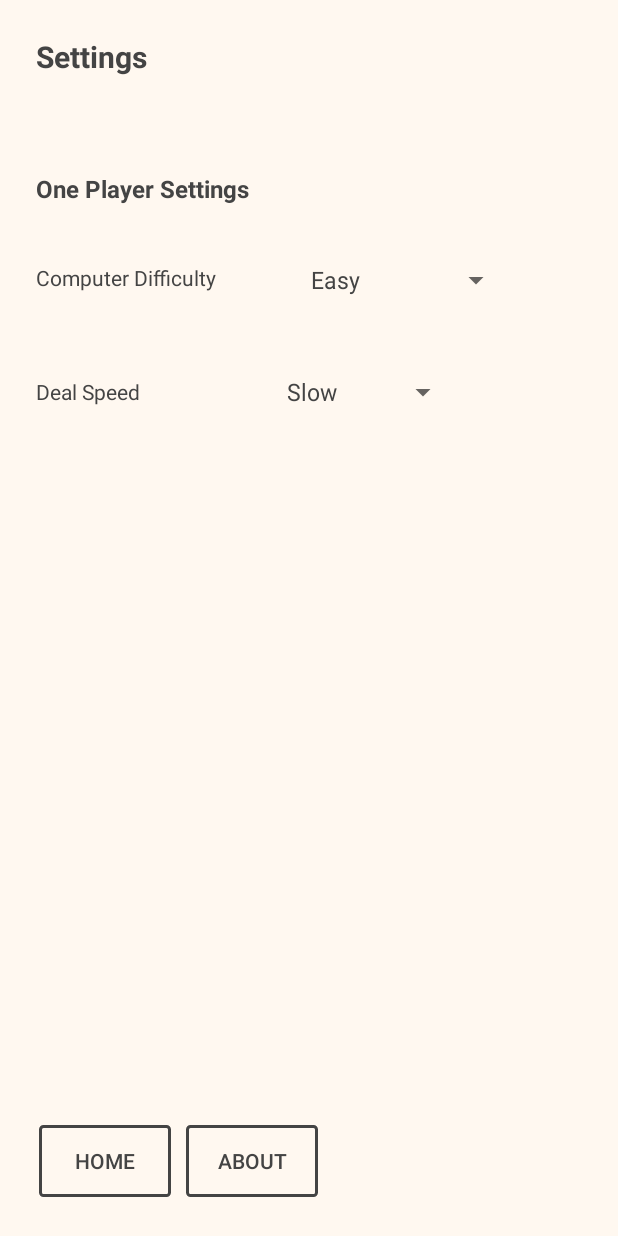
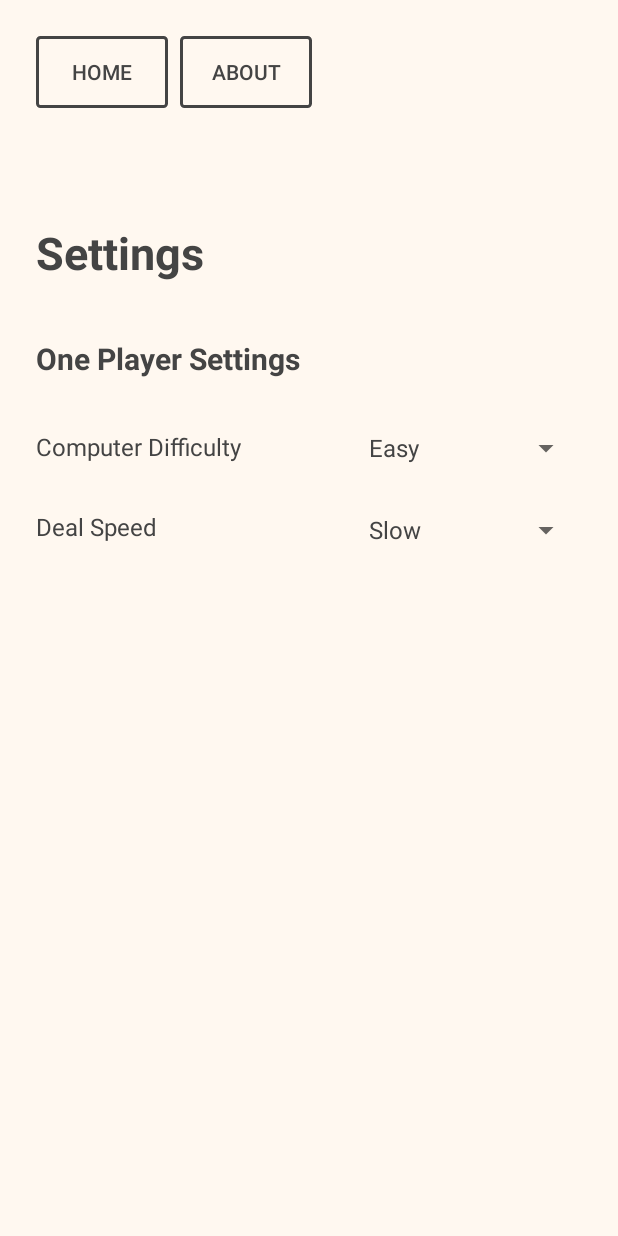
Before and after one commit to loafyyy/egyptian-rat-screw-android, an Android app: the SettingsActivity screen opened directly, with no data from a screen before it, on a phone screen of 412 x 824 dp. Run offline under Robolectric (Android 15) with nearby library versions, the phone set to English and light mode, and no system bars; libraries missing offline, so code that uses them is left out: com.google.android.gms.

Commit message:
update layouts, change one-player computer settings and deal speeds

```diff
--- a/app/src/main/java/com/egyptianratscrew/android/SettingsActivity.java
+++ b/app/src/main/java/com/egyptianratscrew/android/SettingsActivity.java
@@ -24,10 +24,10 @@ public class SettingsActivity extends AppCompatActivity {
     public static final int MED_DEAL = 1200;
     public static final int FAST_DEAL = 800;
 
-    public static final int EASY_COMP = 2000;
-    public static final int MED_COMP = 1000;
-    public static final int HARD_COMP = 500;
-    public static final int IMPOSSIBLE_COMP = 200;
+    public static final int EASY_COMP = 3000;
+    public static final int MED_COMP = 1750;
+    public static final int HARD_COMP = 1000;
+    public static final int IMPOSSIBLE_COMP = 500;
 
 
     @Override
@@ -88,7 +88,7 @@ public class SettingsActivity extends AppCompatActivity {
                         break;
                 }
                 sp.edit().putInt(getString(R.string.deal_speed_preference), dealSpeed).apply();
-                Toast.makeText(mContext, "" + dealSpeed, Toast.LENGTH_SHORT).show();
+                // Toast.makeText(mContext, "" + dealSpeed, Toast.LENGTH_SHORT).show();
             }
 
             @Override
@@ -119,7 +119,7 @@ public class SettingsActivity extends AppCompatActivity {
                         break;
                 }
                 sp.edit().putInt(getString(R.string.difficulty_preference), computerSpeed).apply();
-                Toast.makeText(mContext, "" + computerSpeed, Toast.LENGTH_SHORT).show();
+                //Toast.makeText(mContext, "" + computerSpeed, Toast.LENGTH_SHORT).show();
             }
 
             @Override
--- a/app/src/main/res/layout/activity_main.xml
+++ b/app/src/main/res/layout/activity_main.xml
@@ -121,7 +121,8 @@
         android:layout_height="wrap_content"
         android:layout_centerVertical="true"
         android:layout_marginBottom="8dp"
-        android:layout_marginEnd="8dp"
+        android:layout_marginEnd="24dp"
+        android:layout_marginRight="24dp"
         android:layout_marginTop="8dp"
         android:orientation="horizontal"
         android:rotation="270"
--- a/app/src/main/res/layout/activity_settings.xml
+++ b/app/src/main/res/layout/activity_settings.xml
@@ -17,67 +17,69 @@
         android:layout_marginStart="8dp"
         android:layout_marginTop="8dp"
         android:text="Computer Difficulty"
+        android:textSize="16sp"
         app:layout_constraintBottom_toBottomOf="parent"
         app:layout_constraintStart_toStartOf="parent"
-        app:layout_constraintTop_toTopOf="parent"
-        app:layout_constraintVertical_bias="0.19999999" />
+        app:layout_constraintTop_toBottomOf="@+id/one_player_settings_tv"
+        app:layout_constraintVertical_bias="0.050000012" />
 
     <Spinner
         android:id="@+id/computer_difficulty_spinner"
-        android:layout_width="wrap_content"
+        android:layout_width="150dp"
         android:layout_height="wrap_content"
         android:layout_alignParentRight="true"
         android:layout_marginBottom="8dp"
         android:layout_marginEnd="8dp"
-        android:layout_marginStart="8dp"
         android:layout_marginTop="8dp"
+        android:entries="@array/difficulty_array"
         app:layout_constraintBottom_toBottomOf="parent"
         app:layout_constraintEnd_toEndOf="parent"
-        app:layout_constraintStart_toEndOf="@+id/computer_difficulty_tv"
-        app:layout_constraintTop_toTopOf="parent"
-        app:layout_constraintVertical_bias="0.19999999"
-        android:entries="@array/difficulty_array"></Spinner>
+        app:layout_constraintTop_toBottomOf="@+id/one_player_settings_tv"
+        app:layout_constraintVertical_bias="0.050000012"></Spinner>
 
     <Spinner
         android:id="@+id/deal_speed_spinner"
-        android:layout_width="wrap_content"
+        android:layout_width="150dp"
         android:layout_height="wrap_content"
         android:layout_alignParentRight="true"
         android:layout_marginBottom="8dp"
         android:layout_marginEnd="8dp"
-        android:layout_marginStart="8dp"
         android:layout_marginTop="8dp"
+        android:entries="@array/deal_speed_array"
         app:layout_constraintBottom_toBottomOf="parent"
         app:layout_constraintEnd_toEndOf="parent"
-        app:layout_constraintStart_toEndOf="@+id/deal_speed_tv"
-        app:layout_constraintTop_toTopOf="parent"
-        app:layout_constraintVertical_bias="0.3"
-        android:entries="@array/deal_speed_array"></Spinner>
+        app:layout_constraintTop_toBottomOf="@+id/computer_difficulty_spinner"
+        app:layout_constraintVertical_bias="0.050000012"></Spinner>
 
     <TextView
         android:id="@+id/deal_speed_tv"
         android:layout_width="wrap_content"
         android:layout_height="wrap_content"
         android:layout_marginBottom="8dp"
+        android:layout_marginLeft="8dp"
         android:layout_marginStart="8dp"
         android:layout_marginTop="8dp"
         android:text="Deal Speed"
+        android:textSize="16sp"
         app:layout_constraintBottom_toBottomOf="parent"
         app:layout_constraintStart_toStartOf="parent"
-        app:layout_constraintTop_toTopOf="parent"
-        app:layout_constraintVertical_bias="0.3" />
+        app:layout_constraintTop_toBottomOf="@+id/computer_difficulty_tv"
+        app:layout_constraintVertical_bias="0.050000012" />
 
     <TextView
         android:id="@+id/textView"
         android:layout_width="wrap_content"
         android:layout_height="wrap_content"
+        android:layout_marginBottom="8dp"
         android:layout_marginStart="8dp"
         android:layout_marginTop="8dp"
         android:text="Settings"
-        android:textSize="20sp"
+        android:textSize="30sp"
         android:textStyle="bold"
+        app:layout_constraintBottom_toBottomOf="parent"
         app:layout_constraintStart_toStartOf="parent"
-        app:layout_constraintTop_toTopOf="parent" />
+        app:layout_constraintTop_toBottomOf="@+id/home_button"
+        app:layout_constraintVertical_bias="0.100000024" />
 
     <TextView
         android:id="@+id/one_player_settings_tv"
@@ -87,35 +89,37 @@
         android:layout_marginStart="8dp"
         android:layout_marginTop="8dp"
         android:text="One Player Settings"
-        android:textSize="16sp"
+        android:textSize="20sp"
         android:textStyle="bold"
         app:layout_constraintBottom_toBottomOf="parent"
         app:layout_constraintStart_toStartOf="parent"
-        app:layout_constraintTop_toTopOf="parent"
-        app:layout_constraintVertical_bias="0.120000005" />
+        app:layout_constraintTop_toBottomOf="@+id/textView"
+        app:layout_constraintVertical_bias="0.050000012" />
 
     <Button
         android:id="@+id/about_button"
         style="@style/home_button"
         android:layout_width="wrap_content"
         android:layout_height="wrap_content"
-        android:layout_marginBottom="8dp"
+        android:layout_marginLeft="8dp"
         android:layout_marginStart="8dp"
+        android:layout_marginTop="8dp"
         android:onClick="about"
         android:text="@string/about_game"
-        app:layout_constraintBottom_toBottomOf="parent"
-        app:layout_constraintStart_toEndOf="@+id/home_button" />
+        app:layout_constraintStart_toEndOf="@+id/home_button"
+        app:layout_constraintTop_toTopOf="parent" />
 
     <Button
         android:id="@+id/home_button"
         style="@style/home_button"
         android:layout_width="wrap_content"
         android:layout_height="wrap_content"
-        android:layout_marginBottom="8dp"
+        android:layout_marginLeft="8dp"
         android:layout_marginStart="8dp"
+        android:layout_marginTop="8dp"
         android:onClick="home"
         android:text="@string/menu_home"
-        app:layout_constraintBottom_toBottomOf="parent"
-        app:layout_constraintStart_toStartOf="parent" />
+        app:layout_constraintStart_toStartOf="parent"
+        app:layout_constraintTop_toTopOf="parent" />
 
 </android.support.constraint.ConstraintLayout>
--- a/app/src/main/res/values/styles.xml
+++ b/app/src/main/res/values/styles.xml
@@ -21,7 +21,6 @@
         <item name="android:layout_width">0dp</item>
         <item name="android:layout_weight">1</item>
         <item name="android:layout_height">wrap_content</item>
-        <item name="android:layout_margin">10dp</item>
         <item name="android:background">@drawable/home_button</item>
     </style>
 
--- a/build.gradle
+++ b/build.gradle
@@ -8,9 +8,10 @@ buildscript {
             name 'Google'
         }
         mavenCentral()
+        google()
     }
     dependencies {
-        classpath 'com.android.tools.build:gradle:3.0.1'
+        classpath 'com.android.tools.build:gradle:3.1.4'
         classpath 'com.google.gms:oss-licenses:0.9.1'
     }
 }
```
Also changed, not shown: app/src/main/res/layout/activity_home.xml (+15 -4 lines), app/src/main/res/values/strings.xml (+4 -3 lines), 2 other files.
